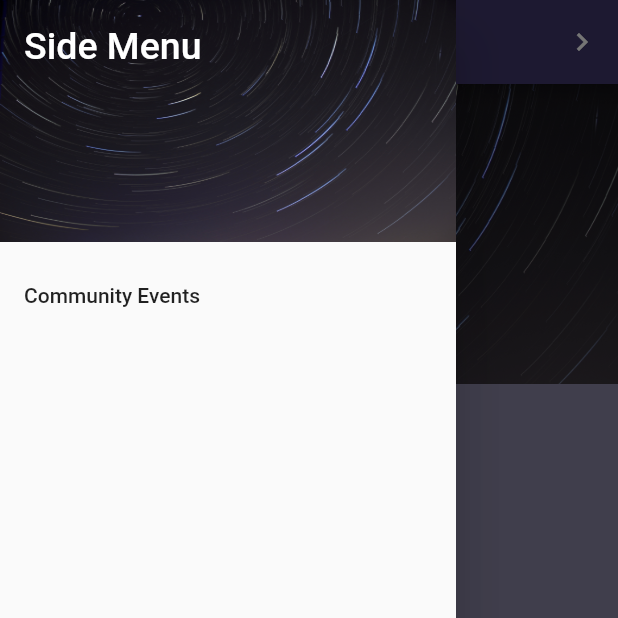
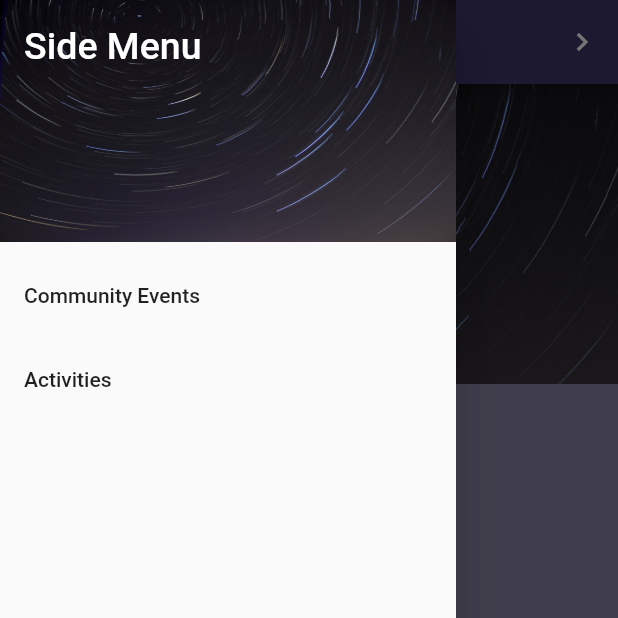
Before and after one commit to wongserena/Android-Studio, a Flutter app: the screen it shows after launch, with the side drawer open, on a phone screen of 412 x 824 dp, the top half of it. Run offline on Flutter 3.47's test engine with Material 2 defaults, Android fonts, the phone set to English and light mode, and no system bars.

Commit message:
further modifications to menu

```diff
--- a/lib/main.dart
+++ b/lib/main.dart
@@ -1,4 +1,5 @@
 import 'package:flutter/material.dart';
+import 'package:flutter_app/Page%20Three.dart';
 import 'nextpage.dart';
 import 'textsection.dart';
 import 'image_banner.dart';
@@ -74,6 +75,14 @@ class MyStatelessWidget extends StatelessWidget {
                 Navigator.push(context, MaterialPageRoute(builder: (context) => NextPage())
                 );
               },
+            ),
+            ListTile(
+              title: Text('Activities'),
+              onTap: (){
+                Navigator.pop(context);
+                Navigator.push(context, MaterialPageRoute(builder: (context) => PageThree())
+                );
+              },
             )
           ],
         ),
```
